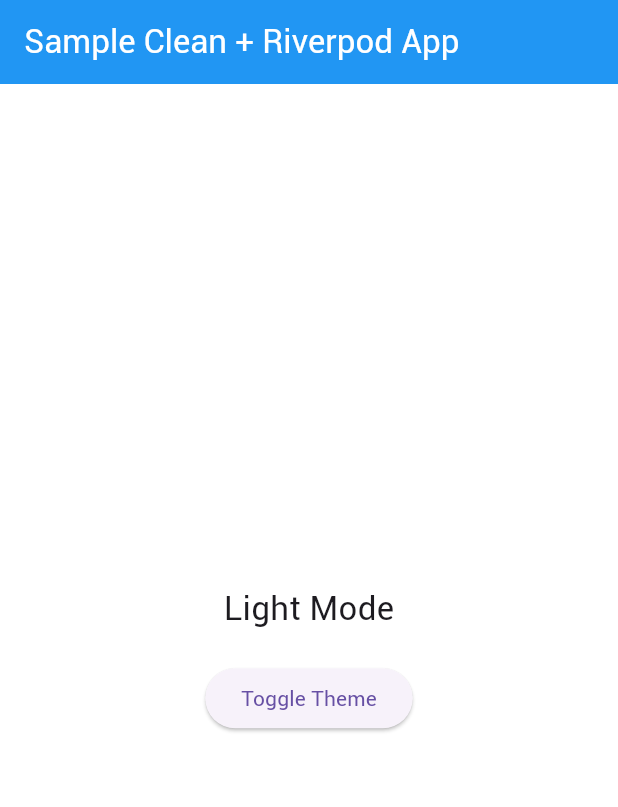
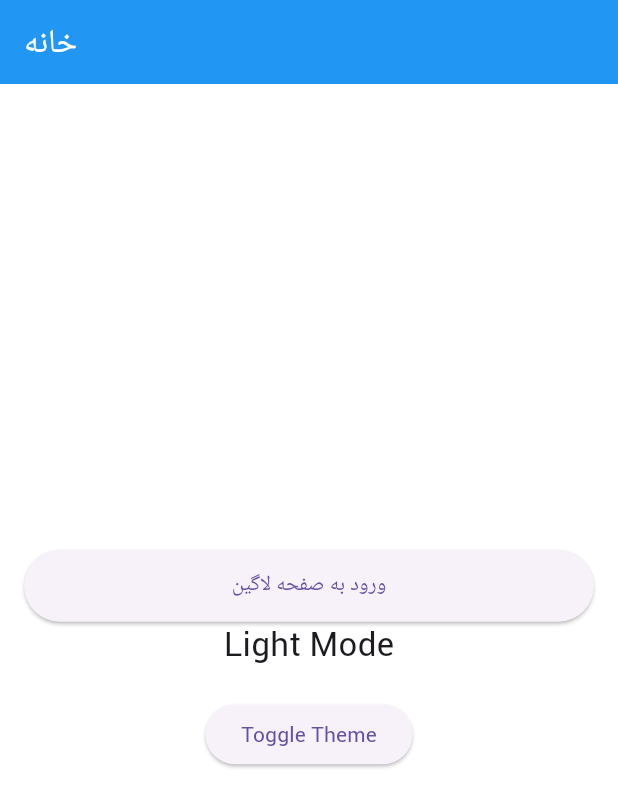
Before and after one commit to Welldone1993/barchasb, a Flutter app: the screen it shows after launch, on a phone screen of 412 x 824 dp. Shown: the top 807 px of the screen. Run offline on Flutter 3.47's test engine with Material 3 defaults, Android fonts, the phone set to English and light mode, and no system bars; our stand-ins replace dio, flutter_riverpod, go_router.

Commit message:
wip: create log in page

```diff
--- /dev/null
+++ b/lib/core/router/app_router.dart
@@ -0,0 +1,15 @@
+import 'package:go_router/go_router.dart';
+
+import '../../features/auth/login/presentation/pages/login_page.dart';
+import '../../features/home/presentation/pages/home_page.dart';
+
+class AppRouter {
+  static final GoRouter router = GoRouter(
+    initialLocation: '/',
+    debugLogDiagnostics: true,
+    routes: [
+      GoRoute(path: '/', builder: (context, state) => const HomePage()),
+      GoRoute(path: '/login', builder: (context, state) => const LoginPage()),
+    ],
+  );
+}
--- /dev/null
+++ b/lib/core/widgets/app_elevated_button.dart
@@ -0,0 +1,17 @@
+import 'package:flutter/material.dart';
+
+class AppElevatedButton extends StatelessWidget {
+  final String text;
+  final VoidCallback onPressed;
+
+  const AppElevatedButton({super.key, required this.text, required this.onPressed});
+
+  @override
+  Widget build(BuildContext context) {
+    return ElevatedButton(
+      onPressed: onPressed,
+      style: ElevatedButton.styleFrom(minimumSize: const Size(double.infinity, 48)),
+      child: Text(text),
+    );
+  }
+}
--- /dev/null
+++ b/lib/core/widgets/app_scaffold.dart
@@ -0,0 +1,33 @@
+import 'package:flutter/material.dart';
+
+class AppScaffold extends StatelessWidget {
+  final String title;
+  final Widget body;
+  final bool showBack;
+
+  const AppScaffold({
+    super.key,
+    required this.title,
+    required this.body,
+    this.showBack = true,
+  });
+
+  @override
+  Widget build(BuildContext context) {
+    return Scaffold(
+      appBar: AppBar(
+        title: Text(title),
+        leading: showBack
+            ? IconButton(
+          icon: const Icon(Icons.arrow_back),
+          onPressed: () => Navigator.of(context).pop(),
+        )
+            : null,
+      ),
+      body: Padding(
+        padding: const EdgeInsets.all(16.0),
+        child: body,
+      ),
+    );
+  }
+}
--- /dev/null
+++ b/lib/features/auth/login/domain/repositories/auth_repository.dart
@@ -0,0 +1,5 @@
+import '../entities/login_entity.dart';
+
+abstract class AuthRepository {
+  Future<LoginEntity> login(String phone, String password);
+}
--- a/lib/features/home/presentation/pages/home_page.dart
+++ b/lib/features/home/presentation/pages/home_page.dart
@@ -1,6 +1,9 @@
 import 'package:flutter/material.dart';
 import 'package:flutter_riverpod/flutter_riverpod.dart';
+import 'package:go_router/go_router.dart';
 import '../../../../core/theme/theme_provider.dart';
+import '../../../../core/widgets/app_elevated_button.dart';
+import '../../../../core/widgets/app_scaffold.dart';
 
 class HomePage extends ConsumerWidget {
   const HomePage({super.key});
@@ -9,14 +12,17 @@ class HomePage extends ConsumerWidget {
   Widget build(BuildContext context, WidgetRef ref) {
     final themeMode = ref.watch(themeModeProvider);
 
-    return Scaffold(
-      appBar: AppBar(
-        title: const Text('Sample Clean + Riverpod App'),
-      ),
+    return AppScaffold(
+      title: 'خانه',
+      showBack: false,
       body: Center(
         child: Column(
           mainAxisAlignment: MainAxisAlignment.center,
           children: [
+            AppElevatedButton(
+              text: 'ورود به صفحه لاگین',
+              onPressed: () => context.push('/login'),
+            ),
             Text(
               themeMode == ThemeMode.light
                   ? 'Light Mode'
--- a/lib/main.dart
+++ b/lib/main.dart
@@ -1,8 +1,9 @@
 import 'package:flutter/material.dart';
 import 'package:flutter_riverpod/flutter_riverpod.dart';
+
+import 'core/router/app_router.dart';
 import 'core/theme/app_theme.dart';
 import 'core/theme/theme_provider.dart';
-import 'features/home/presentation/pages/home_page.dart';
 
 void main() {
   runApp(const ProviderScope(child: BarchasbApp()));
@@ -14,15 +15,13 @@ class BarchasbApp extends ConsumerWidget {
   @override
   Widget build(BuildContext context, WidgetRef ref) {
     final themeMode = ref.watch(themeModeProvider);
-    final theme = ref.watch(themeProvider);
 
-    return MaterialApp(
-      debugShowCheckedModeBanner: false,
+    return MaterialApp.router(
+      routerConfig: AppRouter.router,
       title: 'Barchasb App',
       theme: AppTheme.lightTheme,
       darkTheme: AppTheme.darkTheme,
       themeMode: themeMode,
-      home: const HomePage(),
     );
   }
 }
```
Also changed, not shown: lib/core/network/dio_provider.dart (added, +49 -0 lines), lib/core/widgets/app_text_button.dart (added, +16 -0 lines), lib/core/widgets/app_text_field.dart (added, +29 -0 lines), lib/features/auth/login/data/datasources/auth_remote_datasource.dart (added, +27 -0 lines), lib/features/auth/login/data/models/login_request_model.dart (added, +11 -0 lines), lib/features/auth/login/data/models/login_response_model.dart (added, +15 -0 lines), lib/features/auth/login/data/repositories/auth_repository_impl.dart (added, +16 -0 lines), lib/features/auth/login/domain/entities/login_entity.dart (added, +9 -0 lines), lib/features/auth/login/presentation/pages/login_page.dart (added, +53 -0 lines), lib/features/auth/login/presentation/providers/auth_provider.dart (added, +45 -0 lines), lib/features/auth/login/domain/usecases/login_user.dart (added).
